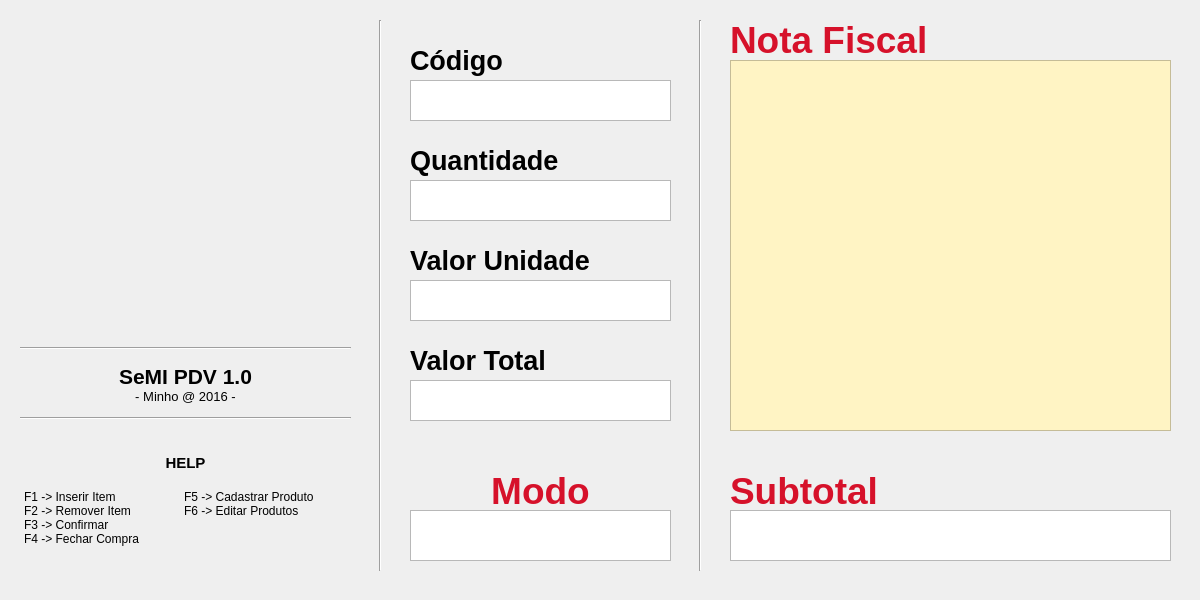
This is MainWindow.ui in TioMinho/SeMI_PDV as Qt 5 draws it before an edit. The edited form follows.
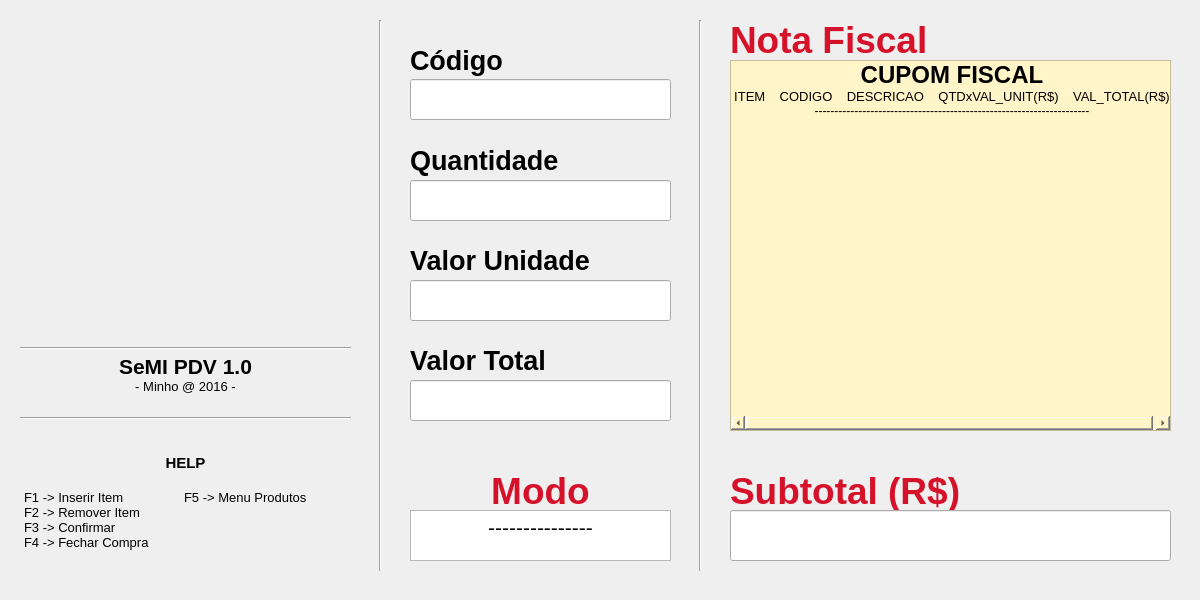
This is the edited form.

Patch:
```diff
--- a/MainWindow.ui
+++ b/MainWindow.ui
@@ -2,6 +2,9 @@
 <ui version="4.0">
  <class>MainWindow</class>
  <widget class="QMainWindow" name="MainWindow">
+  <property name="enabled">
+   <bool>true</bool>
+  </property>
   <property name="geometry">
    <rect>
     <x>0</x>
@@ -14,29 +17,6 @@
    <string>SeMI PDV</string>
   </property>
   <widget class="QWidget" name="centralWidget">
-   <widget class="QTextEdit" name="notaFiscalText">
-    <property name="geometry">
-     <rect>
-      <x>730</x>
-      <y>60</y>
-      <width>441</width>
-      <height>371</height>
-     </rect>
-    </property>
-    <property name="styleSheet">
-     <string notr="true">background-color: rgb(255, 244, 196);</string>
-    </property>
-    <property name="readOnly">
-     <bool>true</bool>
-    </property>
-    <property name="html">
-     <string>&lt;!DOCTYPE HTML PUBLIC &quot;-//W3C//DTD HTML 4.0//EN&quot; &quot;http://www.w3.org/TR/REC-html40/strict.dtd&quot;&gt;
-&lt;html&gt;&lt;head&gt;&lt;meta name=&quot;qrichtext&quot; content=&quot;1&quot; /&gt;&lt;style type=&quot;text/css&quot;&gt;
-p, li { white-space: pre-wrap; }
-&lt;/style&gt;&lt;/head&gt;&lt;body style=&quot; font-family:'Sans Serif'; font-size:9pt; font-weight:400; font-style:normal;&quot;&gt;
-&lt;p style=&quot;-qt-paragraph-type:empty; margin-top:0px; margin-bottom:0px; margin-left:0px; margin-right:0px; -qt-block-indent:0; text-indent:0px;&quot;&gt;&lt;br /&gt;&lt;/p&gt;&lt;/body&gt;&lt;/html&gt;</string>
-    </property>
-   </widget>
    <widget class="QLabel" name="notaFiscalLabel">
     <property name="geometry">
      <rect>
@@ -60,30 +40,7 @@
      </rect>
     </property>
     <property name="text">
-     <string>&lt;html&gt;&lt;head/&gt;&lt;body&gt;&lt;p&gt;&lt;span style=&quot; font-size:28pt; font-weight:600; color:#d6112a;&quot;&gt;Subtotal&lt;/span&gt;&lt;/p&gt;&lt;/body&gt;&lt;/html&gt;</string>
-    </property>
-   </widget>
-   <widget class="QTextEdit" name="subtotalText">
-    <property name="geometry">
-     <rect>
-      <x>730</x>
-      <y>510</y>
-      <width>441</width>
-      <height>51</height>
-     </rect>
-    </property>
-    <property name="styleSheet">
-     <string notr="true"/>
-    </property>
-    <property name="readOnly">
-     <bool>true</bool>
-    </property>
-    <property name="html">
-     <string>&lt;!DOCTYPE HTML PUBLIC &quot;-//W3C//DTD HTML 4.0//EN&quot; &quot;http://www.w3.org/TR/REC-html40/strict.dtd&quot;&gt;
-&lt;html&gt;&lt;head&gt;&lt;meta name=&quot;qrichtext&quot; content=&quot;1&quot; /&gt;&lt;style type=&quot;text/css&quot;&gt;
-p, li { white-space: pre-wrap; }
-&lt;/style&gt;&lt;/head&gt;&lt;body style=&quot; font-family:'Sans Serif'; font-size:9pt; font-weight:400; font-style:normal;&quot;&gt;
-&lt;p align=&quot;right&quot; style=&quot;-qt-paragraph-type:empty; margin-top:0px; margin-bottom:0px; margin-left:0px; margin-right:0px; -qt-block-indent:0; text-indent:0px;&quot;&gt;&lt;br /&gt;&lt;/p&gt;&lt;/body&gt;&lt;/html&gt;</string>
+     <string>&lt;html&gt;&lt;head/&gt;&lt;body&gt;&lt;p&gt;&lt;span style=&quot; font-size:28pt; font-weight:600; color:#d6112a;&quot;&gt;Subtotal (R$)&lt;/span&gt;&lt;/p&gt;&lt;/body&gt;&lt;/html&gt;</string>
     </property>
    </widget>
    <widget class="Line" name="line4">
@@ -99,29 +56,6 @@
      <enum>Qt::Vertical</enum>
     </property>
    </widget>
-   <widget class="QTextEdit" name="codigoText">
-    <property name="geometry">
-     <rect>
-      <x>410</x>
-      <y>80</y>
-      <width>261</width>
-      <height>41</height>
-     </rect>
-    </property>
-    <property name="readOnly">
-     <bool>true</bool>
-    </property>
-    <property name="html">
-     <string>&lt;!DOCTYPE HTML PUBLIC &quot;-//W3C//DTD HTML 4.0//EN&quot; &quot;http://www.w3.org/TR/REC-html40/strict.dtd&quot;&gt;
-&lt;html&gt;&lt;head&gt;&lt;meta name=&quot;qrichtext&quot; content=&quot;1&quot; /&gt;&lt;style type=&quot;text/css&quot;&gt;
-p, li { white-space: pre-wrap; }
-&lt;/style&gt;&lt;/head&gt;&lt;body style=&quot; font-family:'Sans Serif'; font-size:9pt; font-weight:400; font-style:normal;&quot;&gt;
-&lt;p align=&quot;right&quot; style=&quot;-qt-paragraph-type:empty; margin-top:0px; margin-bottom:0px; margin-left:0px; margin-right:0px; -qt-block-indent:0; text-indent:0px;&quot;&gt;&lt;br /&gt;&lt;/p&gt;&lt;/body&gt;&lt;/html&gt;</string>
-    </property>
-    <property name="textInteractionFlags">
-     <set>Qt::TextSelectableByMouse</set>
-    </property>
-   </widget>
    <widget class="QLabel" name="codigoLabel">
     <property name="geometry">
      <rect>
@@ -148,29 +82,6 @@
      <string>&lt;html&gt;&lt;head/&gt;&lt;body&gt;&lt;p&gt;&lt;span style=&quot; font-size:20pt; font-weight:600; color:#000000;&quot;&gt;Quantidade&lt;/span&gt;&lt;/p&gt;&lt;/body&gt;&lt;/html&gt;</string>
     </property>
    </widget>
-   <widget class="QTextEdit" name="qtdText">
-    <property name="geometry">
-     <rect>
-      <x>410</x>
-      <y>180</y>
-      <width>261</width>
-      <height>41</height>
-     </rect>
-    </property>
-    <property name="readOnly">
-     <bool>true</bool>
-    </property>
-    <property name="html">
-     <string>&lt;!DOCTYPE HTML PUBLIC &quot;-//W3C//DTD HTML 4.0//EN&quot; &quot;http://www.w3.org/TR/REC-html40/strict.dtd&quot;&gt;
-&lt;html&gt;&lt;head&gt;&lt;meta name=&quot;qrichtext&quot; content=&quot;1&quot; /&gt;&lt;style type=&quot;text/css&quot;&gt;
-p, li { white-space: pre-wrap; }
-&lt;/style&gt;&lt;/head&gt;&lt;body style=&quot; font-family:'Sans Serif'; font-size:9pt; font-weight:400; font-style:normal;&quot;&gt;
-&lt;p align=&quot;right&quot; style=&quot;-qt-paragraph-type:empty; margin-top:0px; margin-bottom:0px; margin-left:0px; margin-right:0px; -qt-block-indent:0; text-indent:0px;&quot;&gt;&lt;br /&gt;&lt;/p&gt;&lt;/body&gt;&lt;/html&gt;</string>
-    </property>
-    <property name="textInteractionFlags">
-     <set>Qt::TextSelectableByMouse</set>
-    </property>
-   </widget>
    <widget class="QLabel" name="unitValueLabel">
     <property name="geometry">
      <rect>
@@ -184,26 +95,6 @@
      <string>&lt;html&gt;&lt;head/&gt;&lt;body&gt;&lt;p&gt;&lt;span style=&quot; font-size:20pt; font-weight:600; color:#000000;&quot;&gt;Valor Unidade&lt;/span&gt;&lt;/p&gt;&lt;/body&gt;&lt;/html&gt;</string>
     </property>
    </widget>
-   <widget class="QTextEdit" name="unitValueText">
-    <property name="geometry">
-     <rect>
-      <x>410</x>
-      <y>280</y>
-      <width>261</width>
-      <height>41</height>
-     </rect>
-    </property>
-    <property name="readOnly">
-     <bool>true</bool>
-    </property>
-    <property name="html">
-     <string>&lt;!DOCTYPE HTML PUBLIC &quot;-//W3C//DTD HTML 4.0//EN&quot; &quot;http://www.w3.org/TR/REC-html40/strict.dtd&quot;&gt;
-&lt;html&gt;&lt;head&gt;&lt;meta name=&quot;qrichtext&quot; content=&quot;1&quot; /&gt;&lt;style type=&quot;text/css&quot;&gt;
-p, li { white-space: pre-wrap; }
-&lt;/style&gt;&lt;/head&gt;&lt;body style=&quot; font-family:'Sans Serif'; font-size:9pt; font-weight:400; font-style:normal;&quot;&gt;
-&lt;p align=&quot;right&quot; style=&quot;-qt-paragraph-type:empty; margin-top:0px; margin-bottom:0px; margin-left:0px; margin-right:0px; -qt-block-indent:0; text-indent:0px;&quot;&gt;&lt;br /&gt;&lt;/p&gt;&lt;/body&gt;&lt;/html&gt;</string>
-    </property>
-   </widget>
    <widget class="QLabel" name="totalValueLabel">
     <property name="geometry">
      <rect>
@@ -217,26 +108,6 @@
      <string>&lt;html&gt;&lt;head/&gt;&lt;body&gt;&lt;p&gt;&lt;span style=&quot; font-size:20pt; font-weight:600; color:#000000;&quot;&gt;Valor Total&lt;/span&gt;&lt;/p&gt;&lt;/body&gt;&lt;/html&gt;</string>
     </property>
    </widget>
-   <widget class="QTextEdit" name="totalValueText">
-    <property name="geometry">
-     <rect>
-      <x>410</x>
-      <y>380</y>
-      <width>261</width>
-      <height>41</height>
-     </rect>
-    </property>
-    <property name="readOnly">
-     <bool>true</bool>
-    </property>
-    <property name="html">
-     <string>&lt;!DOCTYPE HTML PUBLIC &quot;-//W3C//DTD HTML 4.0//EN&quot; &quot;http://www.w3.org/TR/REC-html40/strict.dtd&quot;&gt;
-&lt;html&gt;&lt;head&gt;&lt;meta name=&quot;qrichtext&quot; content=&quot;1&quot; /&gt;&lt;style type=&quot;text/css&quot;&gt;
-p, li { white-space: pre-wrap; }
-&lt;/style&gt;&lt;/head&gt;&lt;body style=&quot; font-family:'Sans Serif'; font-size:9pt; font-weight:400; font-style:normal;&quot;&gt;
-&lt;p align=&quot;right&quot; style=&quot;-qt-paragraph-type:empty; margin-top:0px; margin-bottom:0px; margin-left:0px; margin-right:0px; -qt-block-indent:0; text-indent:0px;&quot;&gt;&lt;br /&gt;&lt;/p&gt;&lt;/body&gt;&lt;/html&gt;</string>
-    </property>
-   </widget>
    <widget class="QTextEdit" name="modoText">
     <property name="geometry">
      <rect>
@@ -256,8 +127,8 @@
      <string>&lt;!DOCTYPE HTML PUBLIC &quot;-//W3C//DTD HTML 4.0//EN&quot; &quot;http://www.w3.org/TR/REC-html40/strict.dtd&quot;&gt;
 &lt;html&gt;&lt;head&gt;&lt;meta name=&quot;qrichtext&quot; content=&quot;1&quot; /&gt;&lt;style type=&quot;text/css&quot;&gt;
 p, li { white-space: pre-wrap; }
-&lt;/style&gt;&lt;/head&gt;&lt;body style=&quot; font-family:'Sans Serif'; font-size:9pt; font-weight:400; font-style:normal;&quot;&gt;
-&lt;p align=&quot;center&quot; style=&quot;-qt-paragraph-type:empty; margin-top:0px; margin-bottom:0px; margin-left:0px; margin-right:0px; -qt-block-indent:0; text-indent:0px;&quot;&gt;&lt;br /&gt;&lt;/p&gt;&lt;/body&gt;&lt;/html&gt;</string>
+&lt;/style&gt;&lt;/head&gt;&lt;body style=&quot; font-family:'Cantarell'; font-size:16pt; font-weight:400; font-style:normal;&quot;&gt;
+&lt;p align=&quot;center&quot; style=&quot; margin-top:0px; margin-bottom:0px; margin-left:0px; margin-right:0px; -qt-block-indent:0; text-indent:0px;&quot;&gt;---------------&lt;/p&gt;&lt;/body&gt;&lt;/html&gt;</string>
     </property>
    </widget>
    <widget class="QLabel" name="modoLabel">
@@ -324,22 +195,22 @@
      <string>&lt;!DOCTYPE HTML PUBLIC &quot;-//W3C//DTD HTML 4.0//EN&quot; &quot;http://www.w3.org/TR/REC-html40/strict.dtd&quot;&gt;
 &lt;html&gt;&lt;head&gt;&lt;meta name=&quot;qrichtext&quot; content=&quot;1&quot; /&gt;&lt;style type=&quot;text/css&quot;&gt;
 p, li { white-space: pre-wrap; }
-&lt;/style&gt;&lt;/head&gt;&lt;body style=&quot; font-family:'Sans Serif'; font-size:9pt; font-weight:400; font-style:normal;&quot;&gt;
-&lt;p align=&quot;center&quot; style=&quot; margin-top:0px; margin-bottom:0px; margin-left:0px; margin-right:0px; -qt-block-indent:0; text-indent:0px;&quot;&gt;&lt;span style=&quot; font-family:'Cantarell'; font-size:11pt; font-weight:600;&quot;&gt;HELP&lt;/span&gt;&lt;/p&gt;
-&lt;p align=&quot;center&quot; style=&quot;-qt-paragraph-type:empty; margin-top:0px; margin-bottom:0px; margin-left:0px; margin-right:0px; -qt-block-indent:0; text-indent:0px; font-family:'Cantarell'; font-size:11pt;&quot;&gt;&lt;br /&gt;&lt;/p&gt;
-&lt;p style=&quot; margin-top:0px; margin-bottom:0px; margin-left:0px; margin-right:0px; -qt-block-indent:0; text-indent:0px;&quot;&gt;&lt;span style=&quot; font-family:'Cantarell';&quot;&gt;F1 -&amp;gt; Inserir Item	F5 -&amp;gt; Cadastrar Produto&lt;/span&gt;&lt;/p&gt;
-&lt;p style=&quot; margin-top:0px; margin-bottom:0px; margin-left:0px; margin-right:0px; -qt-block-indent:0; text-indent:0px;&quot;&gt;&lt;span style=&quot; font-family:'Cantarell';&quot;&gt;F2 -&amp;gt; Remover Item	F6 -&amp;gt; Editar Produtos&lt;/span&gt;&lt;/p&gt;
-&lt;p style=&quot; margin-top:0px; margin-bottom:0px; margin-left:0px; margin-right:0px; -qt-block-indent:0; text-indent:0px;&quot;&gt;&lt;span style=&quot; font-family:'Cantarell';&quot;&gt;F3 -&amp;gt; Confirmar	&lt;/span&gt;&lt;/p&gt;
-&lt;p style=&quot; margin-top:0px; margin-bottom:0px; margin-left:0px; margin-right:0px; -qt-block-indent:0; text-indent:0px;&quot;&gt;&lt;span style=&quot; font-family:'Cantarell';&quot;&gt;F4 -&amp;gt; Fechar Compra	&lt;/span&gt;&lt;/p&gt;&lt;/body&gt;&lt;/html&gt;</string>
+&lt;/style&gt;&lt;/head&gt;&lt;body style=&quot; font-family:'Cantarell'; font-size:11pt; font-weight:400; font-style:normal;&quot;&gt;
+&lt;p align=&quot;center&quot; style=&quot; margin-top:0px; margin-bottom:0px; margin-left:0px; margin-right:0px; -qt-block-indent:0; text-indent:0px;&quot;&gt;&lt;span style=&quot; font-weight:600;&quot;&gt;HELP&lt;/span&gt;&lt;/p&gt;
+&lt;p align=&quot;center&quot; style=&quot;-qt-paragraph-type:empty; margin-top:0px; margin-bottom:0px; margin-left:0px; margin-right:0px; -qt-block-indent:0; text-indent:0px;&quot;&gt;&lt;br /&gt;&lt;/p&gt;
+&lt;p style=&quot; margin-top:0px; margin-bottom:0px; margin-left:0px; margin-right:0px; -qt-block-indent:0; text-indent:0px;&quot;&gt;&lt;span style=&quot; font-size:10pt;&quot;&gt;F1 -&amp;gt; Inserir Item	F5 -&amp;gt; Menu Produtos&lt;/span&gt;&lt;/p&gt;
+&lt;p style=&quot; margin-top:0px; margin-bottom:0px; margin-left:0px; margin-right:0px; -qt-block-indent:0; text-indent:0px;&quot;&gt;&lt;span style=&quot; font-size:10pt;&quot;&gt;F2 -&amp;gt; Remover Item	&lt;/span&gt;&lt;/p&gt;
+&lt;p style=&quot; margin-top:0px; margin-bottom:0px; margin-left:0px; margin-right:0px; -qt-block-indent:0; text-indent:0px;&quot;&gt;&lt;span style=&quot; font-size:10pt;&quot;&gt;F3 -&amp;gt; Confirmar	&lt;/span&gt;&lt;/p&gt;
+&lt;p style=&quot; margin-top:0px; margin-bottom:0px; margin-left:0px; margin-right:0px; -qt-block-indent:0; text-indent:0px;&quot;&gt;&lt;span style=&quot; font-size:10pt;&quot;&gt;F4 -&amp;gt; Fechar Compra	&lt;/span&gt;&lt;/p&gt;&lt;/body&gt;&lt;/html&gt;</string>
     </property>
    </widget>
    <widget class="QTextBrowser" name="softwareTitle">
     <property name="geometry">
      <rect>
       <x>20</x>
-      <y>360</y>
+      <y>350</y>
       <width>331</width>
-      <height>51</height>
+      <height>71</height>
      </rect>
     </property>
     <property name="autoFillBackground">
@@ -358,9 +229,9 @@
      <string>&lt;!DOCTYPE HTML PUBLIC &quot;-//W3C//DTD HTML 4.0//EN&quot; &quot;http://www.w3.org/TR/REC-html40/strict.dtd&quot;&gt;
 &lt;html&gt;&lt;head&gt;&lt;meta name=&quot;qrichtext&quot; content=&quot;1&quot; /&gt;&lt;style type=&quot;text/css&quot;&gt;
 p, li { white-space: pre-wrap; }
-&lt;/style&gt;&lt;/head&gt;&lt;body style=&quot; font-family:'Sans Serif'; font-size:9pt; font-weight:400; font-style:normal;&quot;&gt;
-&lt;p align=&quot;center&quot; style=&quot; margin-top:0px; margin-bottom:0px; margin-left:0px; margin-right:0px; -qt-block-indent:0; text-indent:0px;&quot;&gt;&lt;span style=&quot; font-family:'Cantarell'; font-size:16pt; font-weight:600;&quot;&gt;SeMI PDV 1.0&lt;/span&gt;&lt;/p&gt;
-&lt;p align=&quot;center&quot; style=&quot; margin-top:0px; margin-bottom:0px; margin-left:0px; margin-right:0px; -qt-block-indent:0; text-indent:0px;&quot;&gt;&lt;span style=&quot; font-family:'Cantarell'; font-size:10pt;&quot;&gt;- Minho @ 2016 -&lt;/span&gt;&lt;/p&gt;&lt;/body&gt;&lt;/html&gt;</string>
+&lt;/style&gt;&lt;/head&gt;&lt;body style=&quot; font-family:'Cantarell'; font-size:11pt; font-weight:400; font-style:normal;&quot;&gt;
+&lt;p align=&quot;center&quot; style=&quot; margin-top:0px; margin-bottom:0px; margin-left:0px; margin-right:0px; -qt-block-indent:0; text-indent:0px;&quot;&gt;&lt;span style=&quot; font-size:16pt; font-weight:600;&quot;&gt;SeMI PDV 1.0&lt;/span&gt;&lt;/p&gt;
+&lt;p align=&quot;center&quot; style=&quot; margin-top:0px; margin-bottom:0px; margin-left:0px; margin-right:0px; -qt-block-indent:0; text-indent:0px;&quot;&gt;&lt;span style=&quot; font-size:10pt;&quot;&gt;- Minho @ 2016 -&lt;/span&gt;&lt;/p&gt;&lt;/body&gt;&lt;/html&gt;</string>
     </property>
    </widget>
    <widget class="Line" name="line2">
@@ -398,6 +269,168 @@
      <bool>true</bool>
     </property>
    </widget>
+   <widget class="QLineEdit" name="codigoText">
+    <property name="geometry">
+     <rect>
+      <x>410</x>
+      <y>79</y>
+      <width>261</width>
+      <height>41</height>
+     </rect>
+    </property>
+    <property name="styleSheet">
+     <string notr="true">font: 20pt &quot;Cantarell&quot;;</string>
+    </property>
+    <property name="frame">
+     <bool>true</bool>
+    </property>
+    <property name="alignment">
+     <set>Qt::AlignRight|Qt::AlignTrailing|Qt::AlignVCenter</set>
+    </property>
+   </widget>
+   <widget class="QLineEdit" name="qtdText">
+    <property name="geometry">
+     <rect>
+      <x>410</x>
+      <y>180</y>
+      <width>261</width>
+      <height>41</height>
+     </rect>
+    </property>
+    <property name="styleSheet">
+     <string notr="true">font: 20pt &quot;Cantarell&quot;;</string>
+    </property>
+    <property name="alignment">
+     <set>Qt::AlignRight|Qt::AlignTrailing|Qt::AlignVCenter</set>
+    </property>
+   </widget>
+   <widget class="QLineEdit" name="valueUnitText">
+    <property name="geometry">
+     <rect>
+      <x>410</x>
+      <y>280</y>
+      <width>261</width>
+      <height>41</height>
+     </rect>
+    </property>
+    <property name="styleSheet">
+     <string notr="true">font: 20pt &quot;Cantarell&quot;;</string>
+    </property>
+    <property name="alignment">
+     <set>Qt::AlignRight|Qt::AlignTrailing|Qt::AlignVCenter</set>
+    </property>
+   </widget>
+   <widget class="QLineEdit" name="valueTotalText">
+    <property name="geometry">
+     <rect>
+      <x>410</x>
+      <y>380</y>
+      <width>261</width>
+      <height>41</height>
+     </rect>
+    </property>
+    <property name="styleSheet">
+     <string notr="true">font: 20pt &quot;Cantarell&quot;;</string>
+    </property>
+    <property name="alignment">
+     <set>Qt::AlignRight|Qt::AlignTrailing|Qt::AlignVCenter</set>
+    </property>
+   </widget>
+   <widget class="QListWidget" name="cupomList">
+    <property name="geometry">
+     <rect>
+      <x>730</x>
+      <y>60</y>
+      <width>441</width>
+      <height>371</height>
+     </rect>
+    </property>
+    <property name="styleSheet">
+     <string notr="true">background-color: rgb(255, 245, 200);</string>
+    </property>
+    <property name="horizontalScrollBarPolicy">
+     <enum>Qt::ScrollBarAsNeeded</enum>
+    </property>
+    <property name="selectionMode">
+     <enum>QAbstractItemView::NoSelection</enum>
+    </property>
+    <item>
+     <property name="text">
+      <string>CUPOM FISCAL</string>
+     </property>
+     <property name="font">
+      <font>
+       <pointsize>18</pointsize>
+       <weight>75</weight>
+       <bold>true</bold>
+      </font>
+     </property>
+     <property name="textAlignment">
+      <set>AlignCenter</set>
+     </property>
+    </item>
+    <item>
+     <property name="text">
+      <string>ITEM    CODIGO    DESCRICAO    QTDxVAL_UNIT(R$)    VAL_TOTAL(R$)</string>
+     </property>
+     <property name="font">
+      <font>
+       <pointsize>10</pointsize>
+      </font>
+     </property>
+     <property name="textAlignment">
+      <set>AlignCenter</set>
+     </property>
+    </item>
+    <item>
+     <property name="text">
+      <string>---------------------------------------------------------------------</string>
+     </property>
+     <property name="textAlignment">
+      <set>AlignCenter</set>
+     </property>
+    </item>
+   </widget>
+   <widget class="QLineEdit" name="subtotalText">
+    <property name="geometry">
+     <rect>
+      <x>730</x>
+      <y>510</y>
+      <width>441</width>
+      <height>51</height>
+     </rect>
+    </property>
+    <property name="styleSheet">
+     <string notr="true">font: 75 26pt &quot;Cantarell&quot;;</string>
+    </property>
+    <property name="alignment">
+     <set>Qt::AlignCenter</set>
+    </property>
+    <property name="readOnly">
+     <bool>true</bool>
+    </property>
+   </widget>
+   <zorder>notaFiscalLabel</zorder>
+   <zorder>subtotalLabel</zorder>
+   <zorder>line4</zorder>
+   <zorder>codigoLabel</zorder>
+   <zorder>qtdLabel</zorder>
+   <zorder>unitValueLabel</zorder>
+   <zorder>totalValueLabel</zorder>
+   <zorder>modoText</zorder>
+   <zorder>modoLabel</zorder>
+   <zorder>line3</zorder>
+   <zorder>line1</zorder>
+   <zorder>helpText</zorder>
+   <zorder>softwareTitle</zorder>
+   <zorder>line2</zorder>
+   <zorder>logotipo</zorder>
+   <zorder>codigoText</zorder>
+   <zorder>valueUnitText</zorder>
+   <zorder>valueTotalText</zorder>
+   <zorder>qtdText</zorder>
+   <zorder>cupomList</zorder>
+   <zorder>subtotalText</zorder>
   </widget>
  </widget>
  <layoutdefault spacing="6" margin="11"/>
```
Left out of the diff: 5 changed lines with no effect on the pictures.
